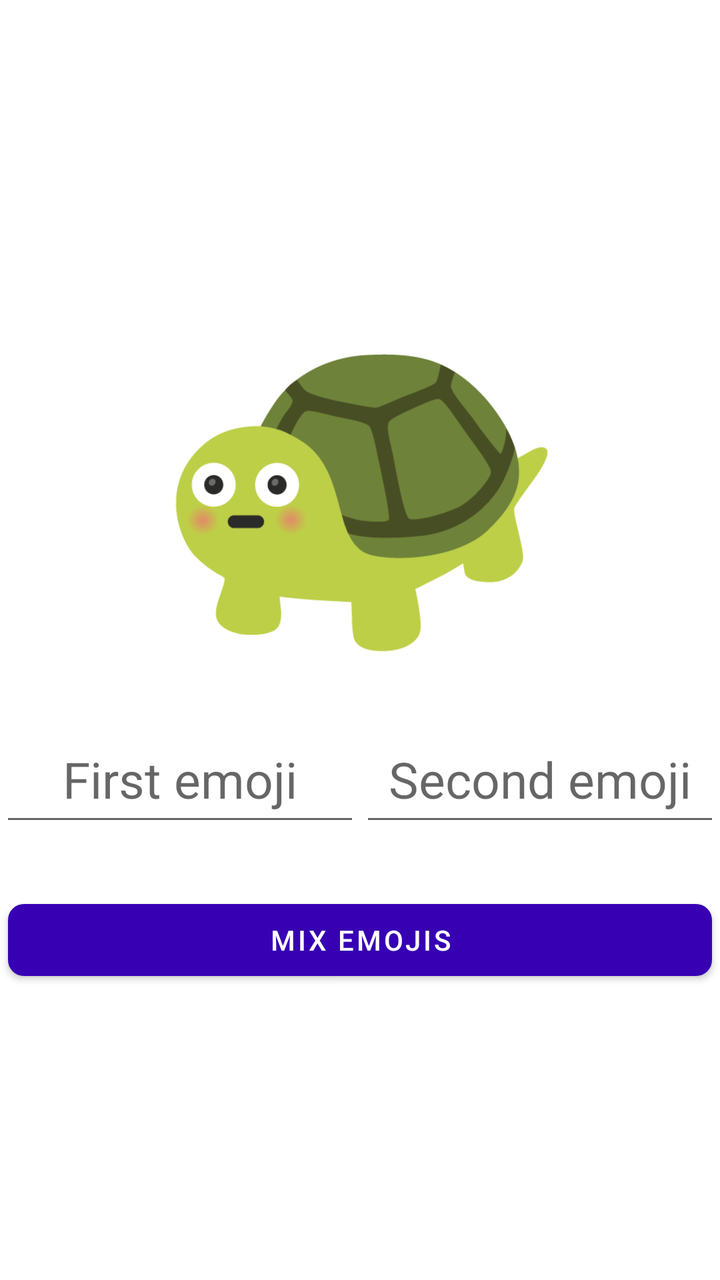
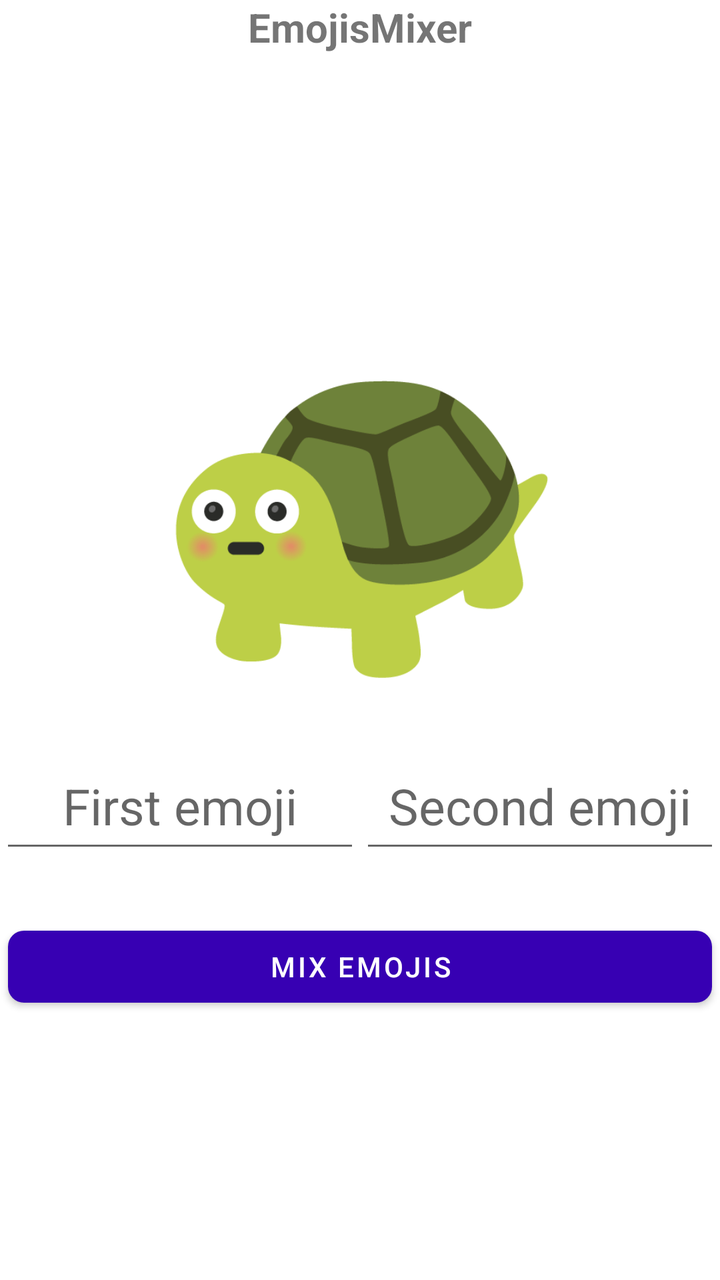

Two renders of the same Android screen: before a commit and after it. Below are the layout's source before the change and the commit's diff.
<!-- AndroidManifest.xml: application theme Theme.MyApplication -->
<!-- res/layout/activity_main.xml -->
<?xml version="1.0" encoding="utf-8"?>
<LinearLayout xmlns:android="http://schemas.android.com/apk/res/android"
    xmlns:app="http://schemas.android.com/apk/res-auto"
    android:layout_width="match_parent"
    android:layout_height="match_parent"
    android:gravity="center"
    android:orientation="vertical">

    <RelativeLayout
        android:layout_width="200dp"
        android:layout_height="200dp">

        <ImageView
            android:id="@+id/loading"
            android:layout_width="60dp"
            android:layout_height="60dp"
            android:layout_centerInParent="true"
            android:src="@drawable/loading" />

        <ImageView
            android:id="@+id/mixedEmoji"
            android:layout_width="200dp"
            android:layout_height="200dp"
            android:layout_centerInParent="true"
            android:src="@drawable/shocked" />

    </RelativeLayout>


    <LinearLayout
        android:layout_width="match_parent"
        android:layout_height="wrap_content"
        android:orientation="horizontal">


        <EditText
            android:id="@+id/input_emoji1"
            android:layout_width="match_parent"
            android:layout_height="60dp"
            android:layout_marginTop="20dp"
            android:layout_marginBottom="20dp"
            android:layout_weight="1"
            android:gravity="center"
            android:hint="First emoji"
            android:imeOptions="actionNext"
            android:importantForAutofill="no"
            android:inputType="text|textNoSuggestions"
            android:singleLine="true"
            android:textSize="25sp" />


        <EditText
            android:id="@+id/input_emoji2"
            android:layout_width="match_parent"
            android:layout_height="60dp"
            android:layout_marginTop="20dp"
            android:layout_marginBottom="20dp"
            android:layout_weight="1"
            android:gravity="center"
            android:hint="Second emoji"
            android:imeOptions="actionDone"
            android:importantForAutofill="no"
            android:inputType="text|textNoSuggestions"
            android:singleLine="true"
            android:textSize="25sp" />

    </LinearLayout>


    <LinearLayout
        android:layout_width="match_parent"
        android:layout_height="wrap_content"
        android:animateLayoutChanges="true"
        android:orientation="horizontal">

        <com.google.android.material.button.MaterialButton
            android:id="@+id/mixEmojis"
            style="@style/Widget.MaterialComponents.Button"
            android:layout_width="match_parent"
            android:layout_height="wrap_content"
            android:layout_marginStart="4dp"
            android:layout_marginTop="8dp"
            android:layout_marginEnd="4dp"
            android:layout_marginBottom="8dp"
            android:layout_weight="1"
            android:gravity="center_horizontal|center_vertical"
            android:padding="8dp"
            android:text="Mix emojis"
            android:textAppearance="@style/TextAppearance.MaterialComponents.Button"
            android:textColor="#FFFFFF"
            android:textSize="14sp"
            app:backgroundTint="@color/purple_700"
            app:cornerRadius="8dp" />

        <com.google.android.material.button.MaterialButton
            android:id="@+id/saveEmoji"
            style="@style/Widget.MaterialComponents.Button"
            android:layout_width="match_parent"
            android:layout_height="wrap_content"
            android:layout_marginStart="4dp"
            android:layout_marginTop="8dp"
            android:layout_marginEnd="4dp"
            android:layout_marginBottom="8dp"
            android:layout_weight="1"
            android:gravity="center_horizontal|center_vertical"
            android:padding="8dp"
            android:text="Save emoji"
            android:textAppearance="@style/TextAppearance.MaterialComponents.Button"
            android:textColor="#FFFFFF"
            android:textSize="12sp"
            android:visibility="gone"
            app:backgroundTint="#343434"
            app:cornerRadius="8dp" />


    </LinearLayout>

</LinearLayout>
<!-- resources referenced by this layout -->
<resources>
  <color name="purple_700">#FF3700B3</color>
  <!-- drawable loading: png bitmap (drawable-v24, 6041 bytes) -->
  <!-- drawable shocked: png bitmap (drawable-v24, 7876 bytes) -->
  <style name="Theme.MyApplication" parent="Theme.MaterialComponents.DayNight.DarkActionBar">
          
          <item name="colorPrimary">@color/purple_500</item>
          <item name="colorPrimaryVariant">@color/purple_700</item>
          <item name="colorOnPrimary">@color/white</item>
          
          <item name="colorSecondary">@color/teal_200</item>
          <item name="colorSecondaryVariant">@color/teal_700</item>
          <item name="colorOnSecondary">@color/black</item>
          
          <item name="android:navigationBarColor">@android:color/transparent</item>
  
          <item name="android:statusBarColor" tools:targetApi="l">?attr/colorPrimaryVariant</item>
          
      </style>
  <color name="purple_500">#FF6200EE</color>
  <color name="white">#FFFFFFFF</color>
  <color name="teal_200">#FF03DAC5</color>
  <color name="teal_700">#FF018786</color>
  <color name="black">#FF000000</color>
</resources>

<!-- the commit's change to res/layout/activity_main.xml (unified diff, before → after) -->
@@ -3,116 +3,132 @@
     xmlns:app="http://schemas.android.com/apk/res-auto"
     android:layout_width="match_parent"
     android:layout_height="match_parent"
-    android:gravity="center"
+    android:layout_marginTop="20dp"
+    android:gravity="center_horizontal"
     android:orientation="vertical">
 
-    <RelativeLayout
-        android:layout_width="200dp"
-        android:layout_height="200dp">
-
-        <ImageView
-            android:id="@+id/loading"
-            android:layout_width="60dp"
-            android:layout_height="60dp"
-            android:layout_centerInParent="true"
-            android:src="@drawable/loading" />
-
-        <ImageView
-            android:id="@+id/mixedEmoji"
-            android:layout_width="200dp"
-            android:layout_height="200dp"
-            android:layout_centerInParent="true"
-            android:src="@drawable/shocked" />
-
-    </RelativeLayout>
-
+    <TextView
+        android:layout_width="match_parent"
+        android:layout_height="wrap_content"
+        android:gravity="center"
+        android:text="EmojisMixer"
+        android:textSize="20sp"
+        android:textStyle="bold" />
 
     <LinearLayout
         android:layout_width="match_parent"
-        android:layout_height="wrap_content"
-        android:orientation="horizontal">
+        android:layout_height="match_parent"
+        android:gravity="center"
+        android:orientation="vertical">
 
 
-        <EditText
-            android:id="@+id/input_emoji1"
-            android:layout_width="match_parent"
-            android:layout_height="60dp"
-            android:layout_marginTop="20dp"
-            android:layout_marginBottom="20dp"
-            android:layout_weight="1"
-            android:gravity="center"
-            android:hint="First emoji"
-            android:imeOptions="actionNext"
-            android:importantForAutofill="no"
-            android:inputType="text|textNoSuggestions"
-            android:singleLine="true"
-            android:textSize="25sp" />
+        <RelativeLayout
+            android:layout_width="200dp"
+            android:layout_height="200dp">
+
+            <ImageView
+                android:id="@+id/loading"
+                android:layout_width="60dp"
+                android:layout_height="60dp"
+                android:layout_centerInParent="true"
+                android:src="@drawable/loading" />
+
+            <ImageView
+                android:id="@+id/mixedEmoji"
+                android:layout_width="200dp"
+                android:layout_height="200dp"
+                android:layout_centerInParent="true"
+                android:src="@drawable/shocked" />
+
+        </RelativeLayout>
 
 
-        <EditText
-            android:id="@+id/input_emoji2"
+        <LinearLayout
             android:layout_width="match_parent"
-            android:layout_height="60dp"
-            android:layout_marginTop="20dp"
-            android:layout_marginBottom="20dp"
-            android:layout_weight="1"
-            android:gravity="center"
-            android:hint="Second emoji"
-            android:imeOptions="actionDone"
-            android:importantForAutofill="no"
-            android:inputType="text|textNoSuggestions"
-            android:singleLine="true"
-            android:textSize="25sp" />
-
-    </LinearLayout>
+            android:layout_height="wrap_content"
+            android:orientation="horizontal">
 
 
-    <LinearLayout
-        android:layout_width="match_parent"
-        android:layout_height="wrap_content"
-        android:animateLayoutChanges="true"
-        android:orientation="horizontal">
+            <EditText
+                android:id="@+id/input_emoji1"
+                android:layout_width="match_parent"
+                android:layout_height="60dp"
+                android:layout_marginTop="20dp"
+                android:layout_marginBottom="20dp"
+                android:layout_weight="1"
+                android:gravity="center"
+                android:hint="First emoji"
+                android:imeOptions="actionNext"
+                android:importantForAutofill="no"
+                android:inputType="text|textNoSuggestions"
+                android:singleLine="true"
+                android:textSize="25sp" />
 
-        <com.google.android.material.button.MaterialButton
-            android:id="@+id/mixEmojis"
-            style="@style/Widget.MaterialComponents.Button"
+
+            <EditText
+                android:id="@+id/input_emoji2"
+                android:layout_width="match_parent"
+                android:layout_height="60dp"
+                android:layout_marginTop="20dp"
+                android:layout_marginBottom="20dp"
+                android:layout_weight="1"
+                android:gravity="center"
+                android:hint="Second emoji"
+                android:imeOptions="actionDone"
+                android:importantForAutofill="no"
+                android:inputType="text|textNoSuggestions"
+                android:singleLine="true"
+                android:textSize="25sp" />
+
+        </LinearLayout>
+
+
+        <LinearLayout
             android:layout_width="match_parent"
             android:layout_height="wrap_content"
-            android:layout_marginStart="4dp"
-            android:layout_marginTop="8dp"
-            android:layout_marginEnd="4dp"
-            android:layout_marginBottom="8dp"
-            android:layout_weight="1"
-            android:gravity="center_horizontal|center_vertical"
-            android:padding="8dp"
-            android:text="Mix emojis"
-            android:textAppearance="@style/TextAppearance.MaterialComponents.Button"
-            android:textColor="#FFFFFF"
-            android:textSize="14sp"
-            app:backgroundTint="@color/purple_700"
-            app:cornerRadius="8dp" />
+            android:animateLayoutChanges="true"
+            android:orientation="horizontal">
 
-        <com.google.android.material.button.MaterialButton
-            android:id="@+id/saveEmoji"
-            style="@style/Widget.MaterialComponents.Button"
-            android:layout_width="match_parent"
-            android:layout_height="wrap_content"
-            android:layout_marginStart="4dp"
-            android:layout_marginTop="8dp"
-            android:layout_marginEnd="4dp"
-            android:layout_marginBottom="8dp"
-            android:layout_weight="1"
-            android:gravity="center_horizontal|center_vertical"
-            android:padding="8dp"
-            android:text="Save emoji"
-            android:textAppearance="@style/TextAppearance.MaterialComponents.Button"
-            android:textColor="#FFFFFF"
-            android:textSize="12sp"
-            android:visibility="gone"
-            app:backgroundTint="#343434"
-            app:cornerRadius="8dp" />
+            <com.google.android.material.button.MaterialButton
+                android:id="@+id/mixEmojis"
+                style="@style/Widget.MaterialComponents.Button"
+                android:layout_width="match_parent"
+                android:layout_height="wrap_content"
+                android:layout_marginStart="4dp"
+                android:layout_marginTop="8dp"
+                android:layout_marginEnd="4dp"
+                android:layout_marginBottom="8dp"
+                android:layout_weight="1"
+                android:gravity="center_horizontal|center_vertical"
+                android:padding="8dp"
+                android:text="Mix emojis"
+                android:textAppearance="@style/TextAppearance.MaterialComponents.Button"
+                android:textColor="#FFFFFF"
+                android:textSize="14sp"
+                app:backgroundTint="@color/purple_700"
+                app:cornerRadius="8dp" />
+
+            <com.google.android.material.button.MaterialButton
+                android:id="@+id/saveEmoji"
+                style="@style/Widget.MaterialComponents.Button"
+                android:layout_width="match_parent"
+                android:layout_height="wrap_content"
+                android:layout_marginStart="4dp"
+                android:layout_marginTop="8dp"
+                android:layout_marginEnd="4dp"
+                android:layout_marginBottom="8dp"
+                android:layout_weight="1"
+                android:gravity="center_horizontal|center_vertical"
+                android:padding="8dp"
+                android:text="Save emoji"
+                android:textAppearance="@style/TextAppearance.MaterialComponents.Button"
+                android:textColor="#FFFFFF"
+                android:textSize="12sp"
+                android:visibility="gone"
+                app:backgroundTint="#343434"
+                app:cornerRadius="8dp" />
 
 
+        </LinearLayout>
     </LinearLayout>
-
 </LinearLayout>
<!-- resource entries referenced after the edit -->
@@ -3,7 +3,7 @@
   <color name="purple_700">#FF3700B3</color>
   <!-- drawable loading: png bitmap (drawable-v24, 6041 bytes) -->
   <!-- drawable shocked: png bitmap (drawable-v24, 7876 bytes) -->
-  <style name="Theme.MyApplication" parent="Theme.MaterialComponents.DayNight.DarkActionBar">
+  <style name="Theme.MyApplication" parent="Theme.MaterialComponents.Light.NoActionBar">
           
           <item name="colorPrimary">@color/purple_500</item>
           <item name="colorPrimaryVariant">@color/purple_700</item>
